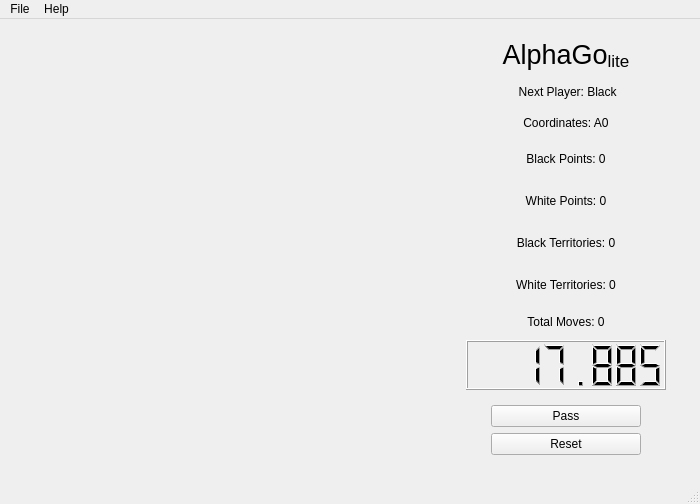
AynurHasanova/AlphaGo, file code/design_files/main.ui: the form before one commit.
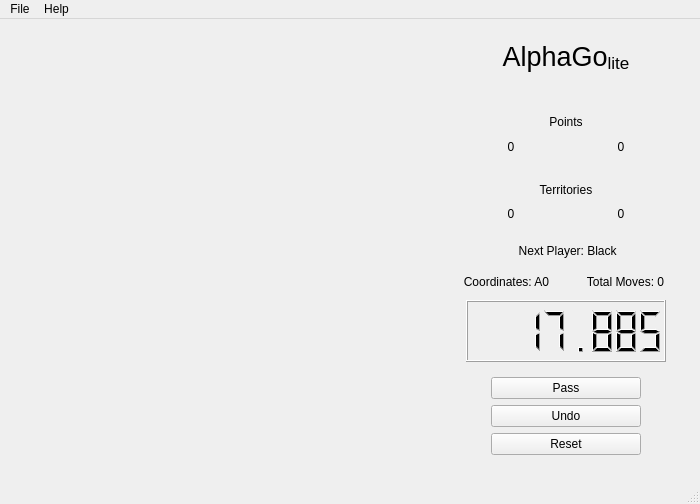
The form after the commit.

Commit message: Worked on the main UI a bit

```diff
--- a/code/design_files/main.ui
+++ b/code/design_files/main.ui
@@ -77,6 +77,116 @@
              </property>
             </widget>
            </item>
+           <item>
+            <spacer name="verticalSpacer">
+             <property name="orientation">
+              <enum>Qt::Vertical</enum>
+             </property>
+             <property name="sizeType">
+              <enum>QSizePolicy::Minimum</enum>
+             </property>
+             <property name="sizeHint" stdset="0">
+              <size>
+               <width>10</width>
+               <height>20</height>
+              </size>
+             </property>
+            </spacer>
+           </item>
+           <item>
+            <widget class="QWidget" name="widget_2" native="true">
+             <layout class="QVBoxLayout" name="verticalLayout_9">
+              <item>
+               <layout class="QVBoxLayout" name="verticalLayout_8">
+                <item>
+                 <widget class="QLabel" name="points_label">
+                  <property name="maximumSize">
+                   <size>
+                    <width>16777215</width>
+                    <height>25</height>
+                   </size>
+                  </property>
+                  <property name="text">
+                   <string>Points</string>
+                  </property>
+                  <property name="alignment">
+                   <set>Qt::AlignCenter</set>
+                  </property>
+                 </widget>
+                </item>
+                <item>
+                 <layout class="QHBoxLayout" name="horizontalLayout_6">
+                  <item>
+                   <widget class="QLabel" name="black_points">
+                    <property name="text">
+                     <string>0</string>
+                    </property>
+                    <property name="alignment">
+                     <set>Qt::AlignCenter</set>
+                    </property>
+                   </widget>
+                  </item>
+                  <item>
+                   <widget class="QLabel" name="white_points">
+                    <property name="text">
+                     <string>0</string>
+                    </property>
+                    <property name="alignment">
+                     <set>Qt::AlignCenter</set>
+                    </property>
+                   </widget>
+                  </item>
+                 </layout>
+                </item>
+               </layout>
+              </item>
+             </layout>
+            </widget>
+           </item>
+           <item>
+            <widget class="QWidget" name="territories_widget" native="true">
+             <layout class="QVBoxLayout" name="verticalLayout_6">
+              <item>
+               <layout class="QHBoxLayout" name="horizontalLayout_4">
+                <item>
+                 <widget class="QLabel" name="territories_label">
+                  <property name="text">
+                   <string>Territories</string>
+                  </property>
+                  <property name="alignment">
+                   <set>Qt::AlignCenter</set>
+                  </property>
+                 </widget>
+                </item>
+               </layout>
+              </item>
+              <item>
+               <layout class="QHBoxLayout" name="territories_layout">
+                <item>
+                 <widget class="QLabel" name="black_territories">
+                  <property name="text">
+                   <string>0</string>
+                  </property>
+                  <property name="alignment">
+                   <set>Qt::AlignCenter</set>
+                  </property>
+                 </widget>
+                </item>
+                <item>
+                 <widget class="QLabel" name="white_territories">
+                  <property name="text">
+                   <string>0</string>
+                  </property>
+                  <property name="alignment">
+                   <set>Qt::AlignCenter</set>
+                  </property>
+                 </widget>
+                </item>
+               </layout>
+              </item>
+             </layout>
+            </widget>
+           </item>
            <item>
             <widget class="QLabel" name="next_player_label">
              <property name="maximumSize">
@@ -94,6 +204,8 @@
             </widget>
            </item>
            <item>
+            <layout class="QHBoxLayout" name="misc_widgets_layout">
+             <item>
             <widget class="QLabel" name="current_move_label">
              <property name="maximumSize">
               <size>
@@ -109,46 +221,6 @@
              </property>
             </widget>
            </item>
-           <item>
-            <widget class="QLabel" name="black_points">
-             <property name="text">
-              <string>Black Points: 0</string>
-             </property>
-             <property name="alignment">
-              <set>Qt::AlignCenter</set>
-             </property>
-            </widget>
-           </item>
-           <item>
-            <widget class="QLabel" name="white_points">
-             <property name="text">
-              <string>White Points: 0</string>
-             </property>
-             <property name="alignment">
-              <set>Qt::AlignCenter</set>
-             </property>
-            </widget>
-           </item>
-           <item>
-            <widget class="QLabel" name="black_territories">
-             <property name="text">
-              <string>Black Territories: 0</string>
-             </property>
-             <property name="alignment">
-              <set>Qt::AlignCenter</set>
-             </property>
-            </widget>
-           </item>
-           <item>
-            <widget class="QLabel" name="white_territories">
-             <property name="text">
-              <string>White Territories: 0</string>
-             </property>
-             <property name="alignment">
-              <set>Qt::AlignCenter</set>
-             </property>
-            </widget>
-           </item>
            <item>
             <widget class="QLabel" name="moves_count_label">
              <property name="maximumSize">
@@ -165,6 +237,8 @@
              </property>
             </widget>
            </item>
+            </layout>
+           </item>
            <item alignment="Qt::AlignHCenter">
             <widget class="QLCDNumber" name="player_timer_dial">
              <property name="enabled">
@@ -227,6 +301,13 @@
              <layout class="QVBoxLayout" name="verticalLayout_3">
               <item>
                <layout class="QGridLayout" name="gridLayout">
+                <item row="2" column="0">
+                 <widget class="QPushButton" name="reset_btn">
+                  <property name="text">
+                   <string>Reset</string>
+                  </property>
+                 </widget>
+                </item>
                 <item row="0" column="0">
                  <widget class="QPushButton" name="pass_btn">
                   <property name="maximumSize">
@@ -241,9 +322,9 @@
                  </widget>
                 </item>
                 <item row="1" column="0">
-                 <widget class="QPushButton" name="reset_btn">
+                 <widget class="QPushButton" name="undo_btn">
                   <property name="text">
-                   <string>Reset</string>
+                   <string>Undo</string>
                   </property>
                  </widget>
                 </item>
@@ -267,7 +348,7 @@
      <x>0</x>
      <y>0</y>
      <width>700</width>
-     <height>22</height>
+     <height>29</height>
     </rect>
    </property>
    <widget class="QMenu" name="file_menu">
```
Lines whose indentation alone changed are shown as unchanged. The commit also changes 1 other file.
